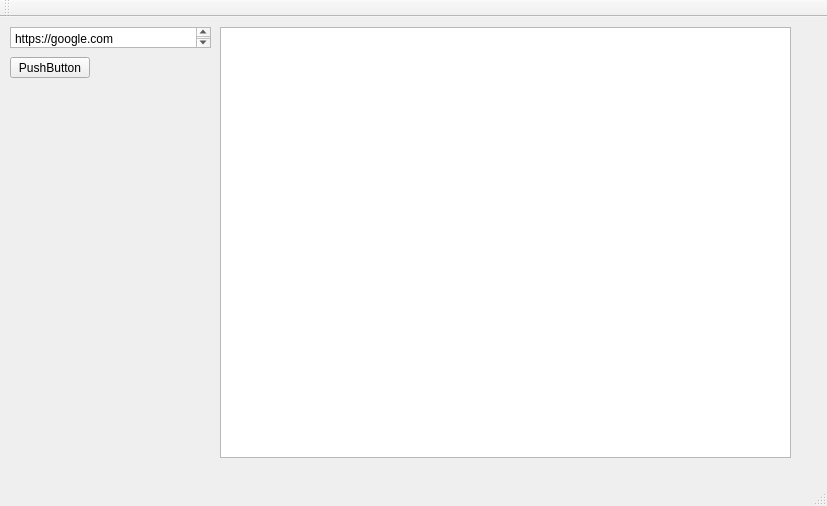
Qt form mainwindow.ui (Nyoh/ljd) before a commit.
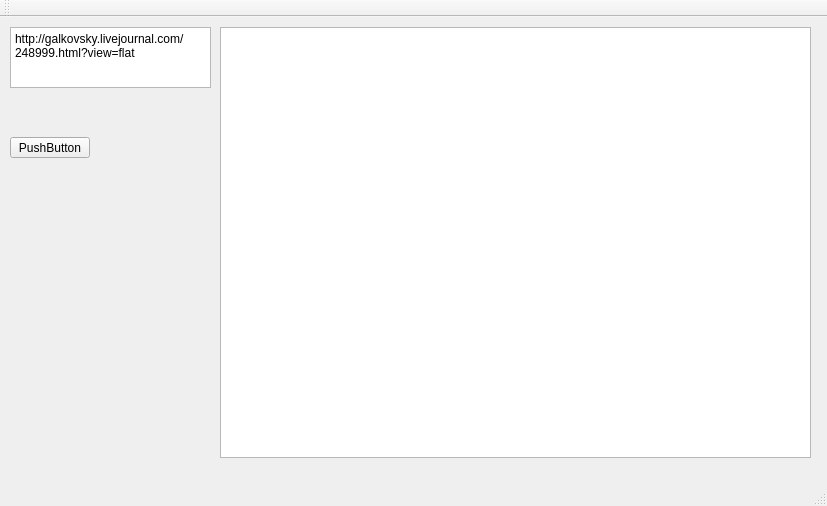
The same form after that commit.

```diff
--- a/mainwindow.ui
+++ b/mainwindow.ui
@@ -20,18 +20,18 @@
       <x>10</x>
       <y>10</y>
       <width>201</width>
-      <height>21</height>
+      <height>61</height>
      </rect>
     </property>
     <property name="plainText">
-     <string>https://google.com</string>
+     <string>http://galkovsky.livejournal.com/248999.html?view=flat</string>
     </property>
    </widget>
    <widget class="QPushButton" name="pushButton">
     <property name="geometry">
      <rect>
       <x>10</x>
-      <y>40</y>
+      <y>120</y>
       <width>80</width>
       <height>21</height>
      </rect>
@@ -40,12 +40,12 @@
      <string>PushButton</string>
     </property>
    </widget>
-   <widget class="QTextEdit" name="textEdit">
+   <widget class="QPlainTextEdit" name="plainTextEdit_2">
     <property name="geometry">
      <rect>
       <x>220</x>
       <y>10</y>
-      <width>571</width>
+      <width>591</width>
       <height>431</height>
      </rect>
     </property>
```
